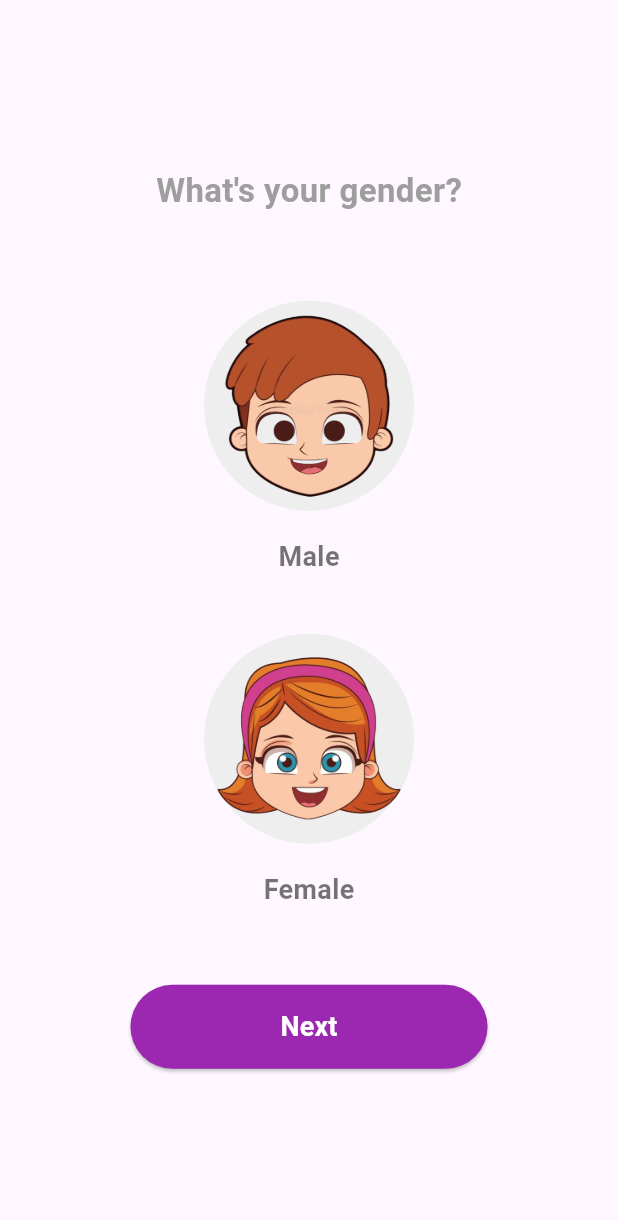
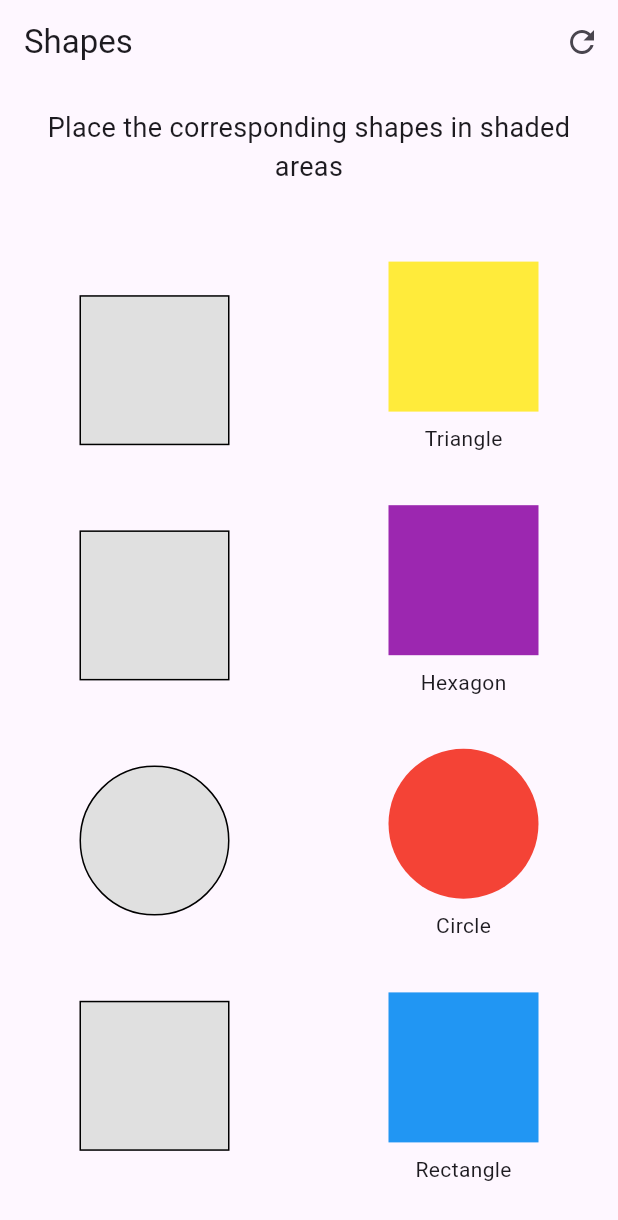
Before and after one commit to aniruddhaahale/StudybyBuddy, a Flutter app: the screen it shows after launch, on a phone screen of 412 x 824 dp. Shown: the top 1220 px of the screen. Run offline on Flutter 3.47's test engine with Material 3 defaults, Android fonts, the phone set to English and light mode, and no system bars.

Commit message:
ShapeGame added

```diff
--- /dev/null
+++ b/lib/ShapeGame.dart
@@ -0,0 +1,178 @@
+import 'package:flutter/material.dart';
+
+class ShapeGame extends StatefulWidget {
+  const ShapeGame({super.key});
+
+  @override
+  State<ShapeGame> createState() => _ShapeGameState();
+}
+
+class _ShapeGameState extends State<ShapeGame> {
+  // Track whether each shape is correctly placed
+  bool isTrianglePlaced = false;
+  bool isCirclePlaced = false;
+  bool isRectanglePlaced = false;
+  bool isHexagonPlaced = false;
+
+  @override
+  Widget build(BuildContext context) {
+    return Scaffold(
+      appBar: AppBar(
+        title: const Text('Shapes'),
+        actions: [
+          IconButton(
+            onPressed: () {
+              setState(() {
+                // Reset the game
+                isTrianglePlaced = false;
+                isCirclePlaced = false;
+                isRectanglePlaced = false;
+                isHexagonPlaced = false;
+              });
+            },
+            icon: const Icon(Icons.refresh),
+          ),
+        ],
+      ),
+      body: Column(
+        children: [
+          const Padding(
+            padding: EdgeInsets.all(16.0),
+            child: Text(
+              'Place the corresponding shapes in shaded areas',
+              style: TextStyle(fontSize: 18),
+              textAlign: TextAlign.center,
+            ),
+          ),
+          Expanded(
+            child: Row(
+              children: [
+                // Drop areas
+                Expanded(
+                  child: Column(
+                    mainAxisAlignment: MainAxisAlignment.spaceEvenly,
+                    children: [
+                      _buildDropTarget(
+                        shape: 'Triangle',
+                        isPlaced: isTrianglePlaced,
+                        onAccept: () {
+                          setState(() {
+                            isTrianglePlaced = true;
+                          });
+                        },
+                        isCircle: false,
+                      ),
+                      _buildDropTarget(
+                        shape: 'Hexagon',
+                        isPlaced: isHexagonPlaced,
+                        onAccept: () {
+                          setState(() {
+                            isHexagonPlaced = true;
+                          });
+                        },
+                        isCircle: false,
+                      ),
+                      _buildDropTarget(
+                        shape: 'Circle',
+                        isPlaced: isCirclePlaced,
+                        onAccept: () {
+                          setState(() {
+                            isCirclePlaced = true;
+                          });
+                        },
+                        isCircle: true,
+                      ),
+                      _buildDropTarget(
+                        shape: 'Rectangle',
+                        isPlaced: isRectanglePlaced,
+                        onAccept: () {
+                          setState(() {
+                            isRectanglePlaced = true;
+                          });
+                        },
+                        isCircle: false,
+                      ),
+                    ],
+                  ),
+                ),
+                // Draggable shapes
+                Expanded(
+                  child: Column(
+                    mainAxisAlignment: MainAxisAlignment.spaceEvenly,
+                    children: [
+                      Draggable<String>(
+                        data: 'Triangle',
+                        feedback: _buildShape(Colors.yellow, 'Triangle'),
+                        child: _buildShape(Colors.yellow, 'Triangle'),
+                      ),
+                      Draggable<String>(
+                        data: 'Hexagon',
+                        feedback: _buildShape(Colors.purple, 'Hexagon'),
+                        child: _buildShape(Colors.purple, 'Hexagon'),
+                      ),
+                      Draggable<String>(
+                        data: 'Circle',
+                        feedback: _buildShape(Colors.red, 'Circle', isCircle: true),
+                        child: _buildShape(Colors.red, 'Circle', isCircle: true),
+                      ),
+                      Draggable<String>(
+                        data: 'Rectangle',
+                        feedback: _buildShape(Colors.blue, 'Rectangle'),
+                        child: _buildShape(Colors.blue, 'Rectangle'),
+                      ),
+                    ],
+                  ),
+                ),
+              ],
+            ),
+          ),
+        ],
+      ),
+    );
+  }
+
+  // Widget to build shapes
+  Widget _buildShape(Color color, String label, {bool isCircle = false}) {
+    return Column(
+      children: [
+        Container(
+          height: 100,
+          width: 100,
+          decoration: BoxDecoration(
+            color: color,
+            shape: isCircle ? BoxShape.circle : BoxShape.rectangle,
+          ),
+        ),
+        const SizedBox(height: 8),
+        Text(label),
+      ],
+    );
+  }
+
+  // Widget to build drop targets
+  Widget _buildDropTarget({
+    required String shape,
+    required bool isPlaced,
+    required VoidCallback onAccept,
+    required bool isCircle,
+  }) {
+    return DragTarget<String>(
+      builder: (context, candidateData, rejectedData) {
+        return Container(
+          height: 100,
+          width: 100,
+          decoration: BoxDecoration(
+            color: isPlaced ? Colors.green : Colors.grey.shade300,
+            shape: isCircle ? BoxShape.circle : BoxShape.rectangle,
+            border: Border.all(),
+          ),
+        );
+      },
+      onAccept: (data) {
+        if (data == shape) {
+          onAccept();
+        }
+      },
+    );
+  }
+}
--- a/lib/main.dart
+++ b/lib/main.dart
@@ -1,4 +1,5 @@
 import 'package:flutter/material.dart';
+import 'package:studybybuddy/ShapeGame.dart';
 import 'package:studybybuddy/onBoarding.dart';
 
 void main() {
@@ -17,7 +18,7 @@ class MyApp extends StatelessWidget {
         colorScheme: ColorScheme.fromSeed(seedColor: Colors.deepPurple),
         useMaterial3: true,
       ),
-      home: LoginPage(),
+      home: ShapeGame(),
     );
   }
 }
--- a/lib/onBoarding.dart
+++ b/lib/onBoarding.dart
@@ -1,4 +1,5 @@
 import 'package:flutter/material.dart';
+import 'package:studybybuddy/ShapeGame.dart';
 
 class LoginPage extends StatefulWidget {
   const LoginPage({super.key});
@@ -220,9 +221,7 @@ class _DetailState extends State<BoyDetail> {
                     children: [
                       const CircleAvatar(
                         radius: 60,
-                        backgroundImage: NetworkImage(
-                          'https://thumbs.dreamstime.com/b/cute-boy-face-cartoon-vector-illustration-graphic-design-cute-boy-face-cartoon-110656400.jpg',
-                        ),
+                        backgroundImage:AssetImage('assets/images/boy.png')
                       ),
                       Positioned(
                         right: 0,
@@ -256,16 +255,18 @@ class _DetailState extends State<BoyDetail> {
                         ),
                       ],
                     ),
+                    child: Center(
                       child: TextField(
                         decoration: InputDecoration(
-                        hintText: '',
-                        hintStyle: const TextStyle(color: Colors.grey),
+                          hintText: 'Enter your name',
+                          hintStyle: const TextStyle(color: Colors.grey,fontSize: 20,letterSpacing: 1),
                           border: OutlineInputBorder(
                             borderRadius: BorderRadius.circular(12),
                             borderSide: BorderSide.none,
                           ),
                           contentPadding:
                               const EdgeInsets.symmetric(horizontal: 16),
+                        ),
                       ),
                     ),
                   ),
@@ -320,7 +321,7 @@ class _DetailState extends State<BoyDetail> {
                   const SizedBox(height: 100),
                   ElevatedButton(
                     onPressed: () {
-                      // Handle "Next" action
+                      Navigator.pushReplacement(context, MaterialPageRoute(builder: (context)=>ShapeGame()));
                     },
                     style: ElevatedButton.styleFrom(
                       backgroundColor: Colors.lightBlueAccent,
@@ -383,8 +384,7 @@ class _GirlDetailState extends State<GirlDetail> {
               children: [
                 const CircleAvatar(
                   radius: 60,
-                  backgroundImage: NetworkImage(
-                      'https://media.istockphoto.com/id/923968758/vector/beautiful-girl-face-cartoon.jpg?s=612x612&w=0&k=20&c=MG-ytYXUPjHsNhXszKRRWBBIZsaKLYlpUE-ZujWswiU='),
+                  backgroundImage:AssetImage('assets/images/girl.png'),
                 ),
                 Positioned(
                   right: 0,
@@ -443,7 +443,7 @@ class _GirlDetailState extends State<GirlDetail> {
               height: 80,
               child: ListView.builder(
                 scrollDirection: Axis.horizontal,
-                itemCount: 9, // Age range from 4 to 12
+                itemCount: 9,
                 itemBuilder: (context, index) {
                   int age = index + 4; // Start from age 4
                   return GestureDetector(
@@ -479,7 +479,7 @@ class _GirlDetailState extends State<GirlDetail> {
             const SizedBox(height: 100),
             ElevatedButton(
               onPressed: () {
-                // Handle "Next" action
+                Navigator.pushReplacement(context, MaterialPageRoute(builder: (context)=>ShapeGame()));
               },
               style: ElevatedButton.styleFrom(
                 backgroundColor: Colors.pinkAccent,
```
Also changed, not shown: pubspec.lock. Lines whose indentation alone changed are shown as unchanged.
